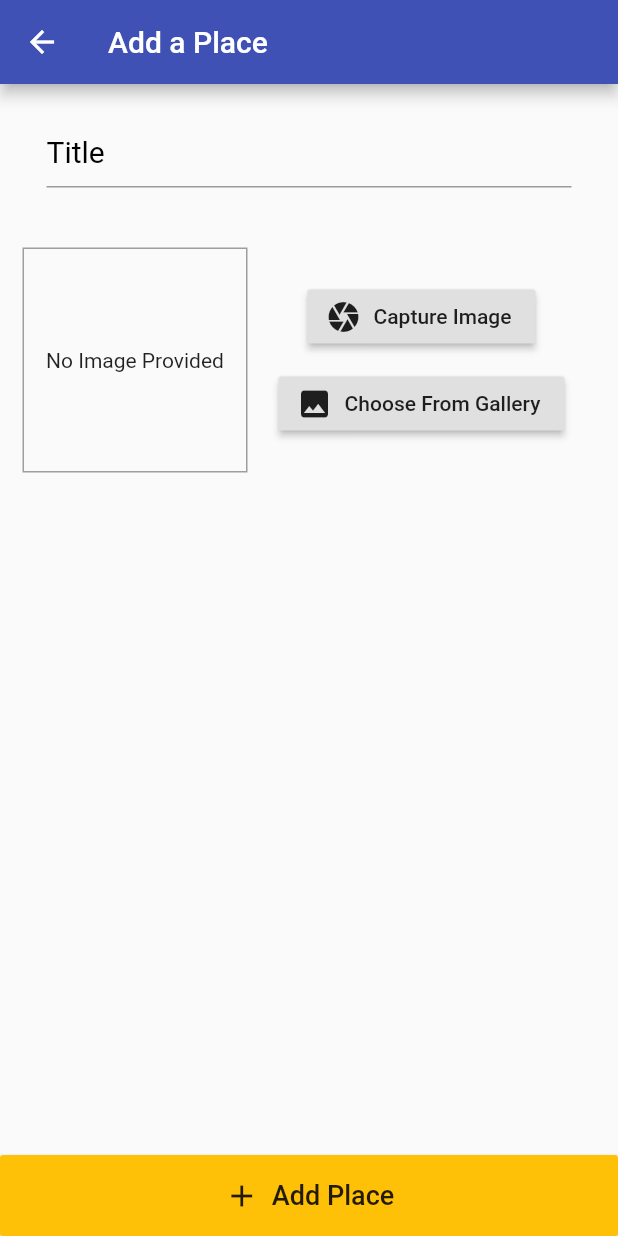
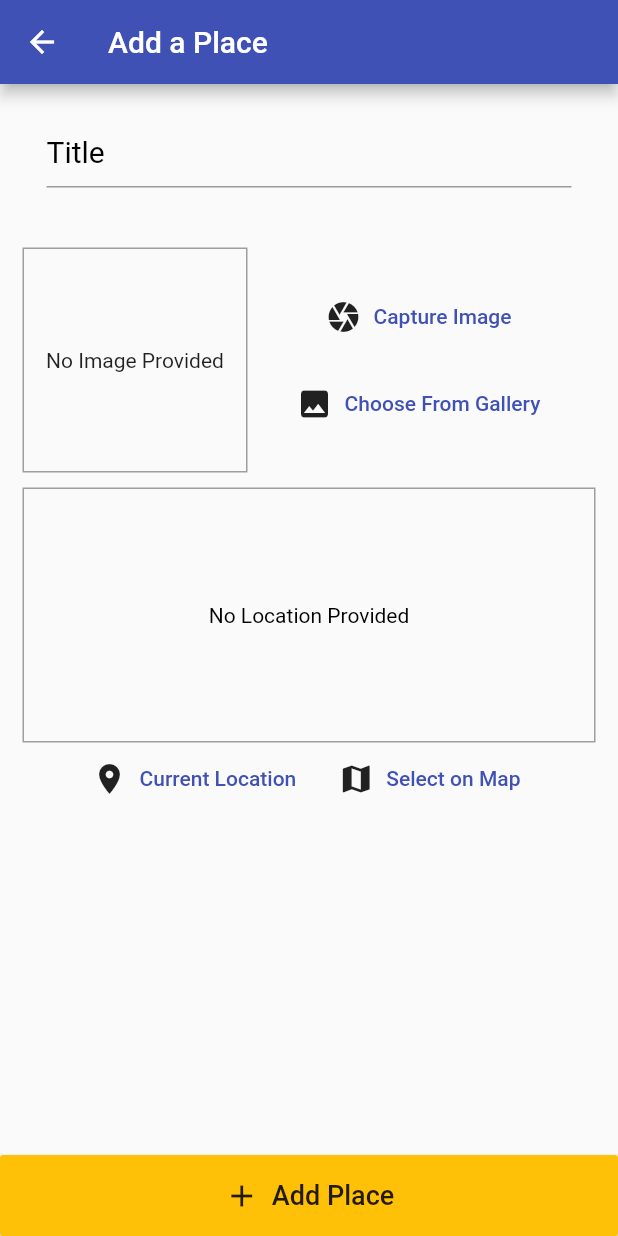
Before and after one commit to SwapnilKasliwal/fav_places, a Flutter app: the AddPlace screen opened by its route, on a phone screen of 412 x 824 dp. Run offline on Flutter 3.47's test engine with Material 2 defaults, Android fonts, the phone set to English and light mode, and no system bars; our stand-ins replace image_picker, location.

```diff
--- a/lib/great_places.dart
+++ b/lib/great_places.dart
@@ -2,7 +2,7 @@ import 'dart:collection';
 import 'dart:io';
 import 'package:fav_places/models/place.dart';
 import 'package:flutter/foundation.dart';
-import 'dbHelper.dart';
+import 'helpers/dbHelper.dart';
 import 'models/place.dart';
 
 class GreatPlaces with ChangeNotifier{
--- a/lib/models/image_input.dart
+++ b/lib/models/image_input.dart
@@ -58,20 +58,27 @@ class _ImageInputState extends State<ImageInput> {
     ),
     Expanded(child: Column(
     children: <Widget>[
-      RaisedButton.icon(onPressed: _takePicture,
+      FlatButton.icon(onPressed: _takePicture,
         icon: Icon(
       Icons.camera
       ),
-      label: Text('Capture Image'),
+      label: Text('Capture Image',
+      style: TextStyle(
+        color: Theme.of(context).primaryColor,
+      ),
+      ),
       ),
       SizedBox(
         height: 10,
       ),
-      RaisedButton.icon(onPressed: _choosePicture,
+      FlatButton.icon(onPressed: _choosePicture,
         icon: Icon(
-            Icons.photo
+            Icons.photo,
         ),
-        label: Text('Choose From Gallery'),
+        label: Text('Choose From Gallery',
+          style: TextStyle(
+            color: Theme.of(context).primaryColor,
+          ),),
       ),
     ],
     ),
--- /dev/null
+++ b/lib/models/location_input.dart
@@ -0,0 +1,66 @@
+import 'package:fav_places/helpers/location_helpers.dart';
+import 'package:flutter/material.dart';
+import 'package:location/location.dart';
+
+class LocationInput extends StatefulWidget {
+  const LocationInput({Key? key}) : super(key: key);
+
+  @override
+  _LocationInputState createState() => _LocationInputState();
+}
+
+class _LocationInputState extends State<LocationInput> {
+  String? _previewImageUrl;
+
+  Future<void> _getCurrentLocation() async{
+    final locData = await Location().getLocation();
+    final staticMapImageURl = LocationHelper.getLocationPreviewImage(
+        latitude: locData.latitude!, longitude: locData.longitude!);
+    setState(() {
+      _previewImageUrl = staticMapImageURl;
+    });
+  }
+  @override
+  Widget build(BuildContext context) {
+    return Column(
+      children: <Widget>[
+        Container(
+          alignment: Alignment.center,
+          height: 170,
+          width: double.infinity,
+          decoration: BoxDecoration(
+            border: Border.all(width: 1, color: Colors.grey),
+          ),
+          child: _previewImageUrl == null? Text(
+              'No Location Provided',
+            textAlign: TextAlign.center,
+            style: TextStyle(
+              color: Colors.black,
+            ),
+          ): Image.network(_previewImageUrl!,
+            fit: BoxFit.cover,
+            width: double.infinity,
+          )
+        ),
+        Row(
+          mainAxisAlignment: MainAxisAlignment.center,
+          children: <Widget>[
+            FlatButton.icon(onPressed: _getCurrentLocation
+            , icon: Icon(Icons.location_on),
+                label: Text('Current Location',
+                style: TextStyle(color: Theme.of(context).primaryColor),
+                ),
+            ),
+            FlatButton.icon(onPressed: (){}
+              , icon: Icon(Icons.map),
+              label: Text('Select on Map',
+                style: TextStyle(color: Theme.of(context).primaryColor),
+              ),
+            )
+
+          ],
+        )
+      ],
+    );
+  }
+}
--- a/lib/screens/add_place.dart
+++ b/lib/screens/add_place.dart
@@ -1,5 +1,6 @@
 import 'package:fav_places/great_places.dart';
 import 'package:fav_places/models/image_input.dart';
+import 'package:fav_places/models/location_input.dart';
 import 'package:flutter/material.dart';
 import 'dart:io';
 import 'package:provider/provider.dart';
@@ -74,6 +75,9 @@ class _AddPlaceState extends State<AddPlace> {
                     ),
                     ImageInput(_selectedImage),
 
+                    SizedBox(height: 10,),
+                    LocationInput(),
+
                   ],
                 ),
               ),
--- a/pubspec.yaml
+++ b/pubspec.yaml
@@ -29,6 +29,7 @@ dependencies:
   path_provider: ^2.0.2
   path: ^1.8.0
   sqflite: ^2.0.0+3
+  location: ^4.2.0
 
 dev_dependencies:
   flutter_test:
```
Also changed, not shown: pubspec.lock, 1 other file.
